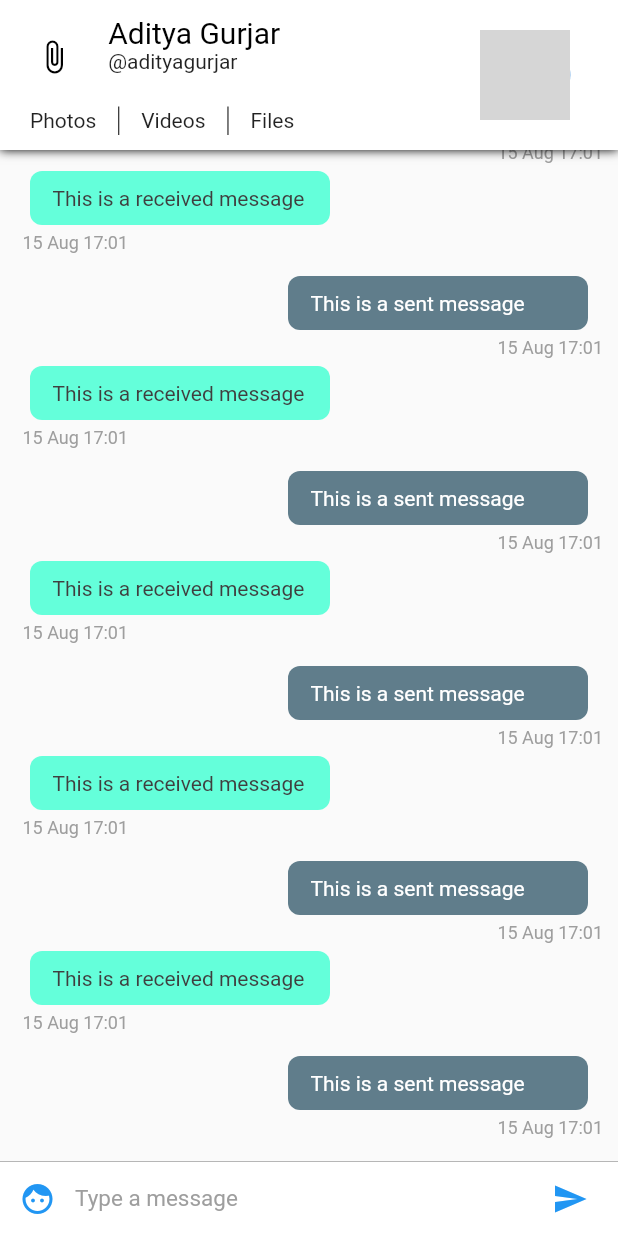
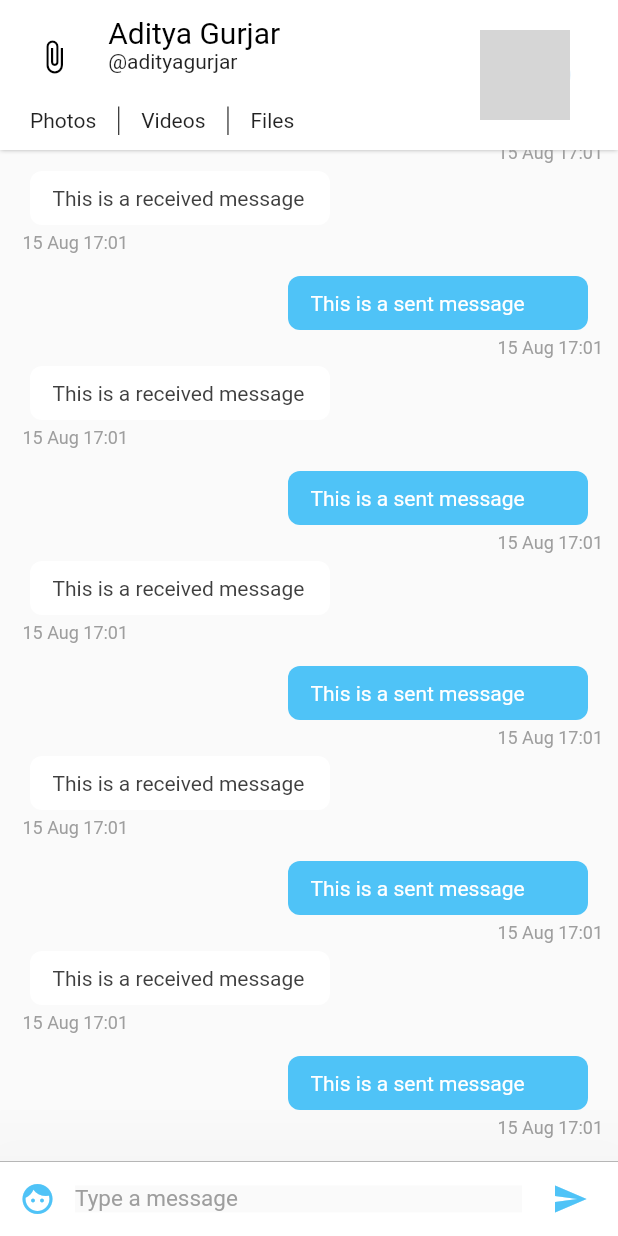
Before and after one commit to nepal12/blabla_old, a Flutter app: the screen it shows after launch, on a phone screen of 412 x 824 dp. Run offline on Flutter 3.47's test engine with Material 2 defaults, Android fonts, the phone set to English and light mode, and no system bars; missing offline and left inert: rubber; grey boxes are pictures that could not be loaded.

Commit message:
update 6 to 7

```diff
--- a/lib/config/Palette.dart
+++ b/lib/config/Palette.dart
@@ -2,14 +2,16 @@ import 'package:flutter/material.dart';
 
 // Color palette for the app
 class Palette{
-  static Color primaryColor = Colors.blue;
+  static Color primaryColor = Colors.white;
+  static Color accentColor =  Color(0xff4fc3f7);
   static Color secondaryColor = Colors.black;
   static Color primaryTextColor = Colors.black;
   static Color secondaryTextColor = Colors.black87;
   static Color primaryBackgroundColor = Colors.white;
-  static Color selfMessageBackgroundColor = Colors.blueGrey;
-  static Color otherMessageBackgroundColor = Colors.tealAccent;
+  static Color selfMessageBackgroundColor = Color(0xff4fc3f7);
+  static Color otherMessageBackgroundColor = Colors.white;
   static Color selfMessageColor = Colors.white;
   static Color otherMessageColor = Color(0xff3f3f3f);
   static Color greyColor = Colors.grey;
+  static Color chatBackgroundColor = Color(0xfffafafa)  ;
 }
--- /dev/null
+++ b/lib/config/Styles.dart
@@ -0,0 +1,20 @@
+import 'package:flutter/material.dart';
+
+import 'Palette.dart';
+
+class Styles{
+  static TextStyle textHeading = TextStyle(
+      color: Palette.primaryTextColor,
+      fontSize: 20); // Text style for the name
+  static TextStyle subHeading = TextStyle(
+      color: Palette.primaryTextColor,
+      fontSize: 14);
+  static TextStyle text = TextStyle(
+      color: Palette.secondaryTextColor);
+  static TextStyle subText = TextStyle(
+      color: Palette.greyColor);
+  static TextStyle date = TextStyle(
+      color: Palette.greyColor,
+      fontSize: 12.0,
+      fontStyle: FontStyle.normal);
+}
--- a/lib/main.dart
+++ b/lib/main.dart
@@ -1,5 +1,6 @@
 import 'package:flutter/material.dart';
-import 'pages/ConversationPageList.dart';
+import 'config/Palette.dart';
+import 'pages/ConversationPageSlide.dart';
 
 void main() => runApp(Blabla());
 
@@ -8,11 +9,11 @@ class Blabla extends StatelessWidget {
   @override
   Widget build(BuildContext context) {
     return MaterialApp(
-      title: 'Blabla',
+      title: 'Blabla..',
       theme: ThemeData(
-        primarySwatch: Colors.blue,
+        primaryColor: Palette.primaryColor,
       ),
-      home: ConversationPageList(),
+      home: ConversationPageSlide(),
     );
   }
 }
--- a/lib/pages/ConversationPage.dart
+++ b/lib/pages/ConversationPage.dart
@@ -1,37 +1,44 @@
-/**
- * Conversation Page
- */
 import 'package:flutter/material.dart';
+import 'package:blabla/config/Palette.dart';
+import 'package:blabla/pages/ConversationBottomSheet.dart';
 import 'package:blabla/widgets/ChatAppBar.dart';
 import 'package:blabla/widgets/ChatListWidget.dart';
 import 'package:blabla/widgets/InputWidget.dart';
 
 class ConversationPage extends StatefulWidget {
-
   @override
   _ConversationPageState createState() => _ConversationPageState();
+
   const ConversationPage();
 }
 
 class _ConversationPageState extends State<ConversationPage> {
+  final GlobalKey<ScaffoldState> _scaffoldKey = new GlobalKey<ScaffoldState>();
 
   @override
   Widget build(BuildContext context) {
     return SafeArea(
         child: Scaffold(
+            key: _scaffoldKey,
             appBar: ChatAppBar(), // Custom app bar for chat screen
-            body: Stack(children: <Widget>[
-              Column(
-                children: <Widget>[
-                  ChatListWidget(),
-                  InputWidget()
-                ],
-              ),
-            ]
-            )
-        )
-    );
+            body: Container(
+                color: Palette.chatBackgroundColor,
+                child:Stack(children: <Widget>[
+                  Column(
+                    children: <Widget>[
+                      ChatListWidget(),
+                      GestureDetector(
+                          child: InputWidget(),
+                          onPanUpdate: (details) {
+                            if (details.delta.dy <0) {
+                              _scaffoldKey.currentState
+                                  .showBottomSheet<Null>((BuildContext context) {
+                                return ConversationBottomSheet();
+                              });
+                            }
+                          })
+                    ],
+                  ),
+                ]))));
   }
-
-
 }
--- /dev/null
+++ b/lib/pages/ConversationPageSlide.dart
@@ -0,0 +1,37 @@
+
+import 'package:flutter/material.dart';
+import 'package:rubber/rubber.dart';
+import 'ConversationPage.dart';
+
+class ConversationPageSlide extends StatefulWidget {
+
+  @override
+  _ConversationPageSlideState createState() => _ConversationPageSlideState();
+
+  const ConversationPageSlide();
+}
+
+class _ConversationPageSlideState extends State<ConversationPageSlide> with SingleTickerProviderStateMixin {
+  var controller;
+
+  @override
+  void initState() {
+    controller = RubberAnimationController(
+      vsync: this,
+    );
+    super.initState();
+  }
+
+  @override
+  Widget build(BuildContext context) {
+
+    return PageView(
+      children: <Widget>[
+        ConversationPage(),
+        ConversationPage(),
+        ConversationPage()
+      ],
+    );
+
+  }
+}
--- a/lib/widgets/ChatAppBar.dart
+++ b/lib/widgets/ChatAppBar.dart
@@ -1,9 +1,7 @@
-/**
- * Chatapp bar
- */
 import 'package:flutter/material.dart';
 import 'package:blabla/config/Assets.dart';
 import 'package:blabla/config/Palette.dart';
+import 'package:blabla/config/Styles.dart';
 
 class ChatAppBar extends StatelessWidget implements PreferredSizeWidget {
   final double height = 100;
@@ -12,19 +10,16 @@ class ChatAppBar extends StatelessWidget implements PreferredSizeWidget {
 
   @override
   Widget build(BuildContext context) {
-    var textHeading = TextStyle(
-        color: Palette.primaryTextColor,
-        fontSize: 20); // Text style for the name
-    var textStyle = TextStyle(
-        color: Palette.secondaryTextColor); // Text style for everything else
+// Text style for everything else
 
     return Material(
         child: Container(
             decoration: new BoxDecoration(boxShadow: [
               //adds a shadow to the appbar
               new BoxShadow(
-                color: Colors.black,
-                blurRadius: 5.0,
+                  color: Colors.grey,
+                  blurRadius: 2.0,
+                  spreadRadius: 0.1
               )
             ]),
             child: Container(
@@ -64,9 +59,9 @@ class ChatAppBar extends StatelessWidget implements PreferredSizeWidget {
                                                     mainAxisSize: MainAxisSize.min,
                                                     children: <Widget>[
                                                       Text('Aditya Gurjar',
-                                                          style: textHeading),
+                                                          style: Styles.textHeading),
                                                       Text('@adityagurjar',
-                                                          style: textStyle)
+                                                          style: Styles.text)
                                                     ],
                                                   ))),
                                         ],
@@ -83,7 +78,7 @@ class ChatAppBar extends StatelessWidget implements PreferredSizeWidget {
                                         children: <Widget>[
                                           Text(
                                             'Photos',
-                                            style: textStyle,
+                                            style: Styles.text,
                                           ),
                                           VerticalDivider(
                                             width: 30,
@@ -91,13 +86,13 @@ class ChatAppBar extends StatelessWidget implements PreferredSizeWidget {
                                           ),
                                           Text(
                                             'Videos',
-                                            style: textStyle,
+                                            style: Styles.text,
                                           ),
                                           VerticalDivider(
                                             width: 30,
                                             color: Palette.primaryTextColor,
                                           ),
-                                          Text('Files', style: textStyle)
+                                          Text('Files', style: Styles.text)
                                         ],
                                       ))),
                             ],
--- a/lib/widgets/ChatItemWidget.dart
+++ b/lib/widgets/ChatItemWidget.dart
@@ -1,6 +1,7 @@
 import 'package:flutter/material.dart';
 import 'package:blabla/config/Palette.dart';
 import 'package:intl/intl.dart';
+import 'package:blabla/config/Styles.dart';
 
 class ChatItemWidget extends StatelessWidget{
   final int index;
@@ -39,10 +40,7 @@ class ChatItemWidget extends StatelessWidget{
                     child: Text(
                       DateFormat('dd MMM kk:mm')
                           .format(DateTime.fromMillisecondsSinceEpoch(1565888474278)),
-                      style: TextStyle(
-                          color: Palette.greyColor,
-                          fontSize: 12.0,
-                          fontStyle: FontStyle.normal),
+                      style: Styles.date,
                     ),
                     margin: EdgeInsets.only(left: 5.0, top: 5.0, bottom: 5.0),
                   )])
@@ -72,10 +70,7 @@ class ChatItemWidget extends StatelessWidget{
               child: Text(
                 DateFormat('dd MMM kk:mm')
                     .format(DateTime.fromMillisecondsSinceEpoch(1565888474278)),
-                style: TextStyle(
-                    color: Palette.greyColor,
-                    fontSize: 12.0,
-                    fontStyle: FontStyle.normal),
+                style: Styles.date,
               ),
               margin: EdgeInsets.only(left: 5.0, top: 5.0, bottom: 5.0),
             )
--- a/lib/widgets/InputWidget.dart
+++ b/lib/widgets/InputWidget.dart
@@ -1,16 +1,17 @@
 import 'package:flutter/material.dart';
 import 'package:blabla/config/Palette.dart';
+import 'package:blabla/pages/ConversationBottomSheet.dart';
 
 class InputWidget extends StatelessWidget {
-
   final TextEditingController textEditingController = TextEditingController();
-
 
   InputWidget();
 
   @override
   Widget build(BuildContext context) {
-    return Container(
+    return Material(
+        elevation: 60.0,
+        child: Container(
           child: Row(
             children: <Widget>[
               Material(
@@ -18,8 +19,20 @@ class InputWidget extends StatelessWidget {
                   margin: new EdgeInsets.symmetric(horizontal: 1.0),
                   child: new IconButton(
                     icon: new Icon(Icons.face),
-                color: Palette.primaryColor,
-                onPressed: ()=>{},
+                    color: Palette.accentColor,
+                    onPressed: () => {
+                      showModalBottomSheet(
+                          context: context,
+                          builder: (BuildContext bc) {
+                            return Container(
+                              child: new Wrap(
+                                children: <Widget>[
+                                  ConversationBottomSheet()
+                                ],
+                              ),
+                            );
+                          })
+                    },
                   ),
                 ),
                 color: Colors.white,
@@ -27,16 +40,18 @@ class InputWidget extends StatelessWidget {
 
               // Text input
               Flexible(
+                child: Material(
                     child: Container(
                       child: TextField(
-                style: TextStyle(color: Palette.primaryTextColor, fontSize: 15.0),
+                        style:
+                        TextStyle(color: Palette.primaryTextColor, fontSize: 15.0),
                         controller: textEditingController,
                         decoration: InputDecoration.collapsed(
                           hintText: 'Type a message',
                           hintStyle: TextStyle(color: Palette.greyColor),
                         ),
                       ),
-            ),
+                    )),
               ),
 
               // Send Message Button
@@ -46,7 +61,7 @@ class InputWidget extends StatelessWidget {
                   child: new IconButton(
                     icon: new Icon(Icons.send),
                     onPressed: () => {},
-                color: Palette.primaryColor,
+                    color: Palette.accentColor,
                   ),
                 ),
                 color: Colors.white,
@@ -59,6 +74,6 @@ class InputWidget extends StatelessWidget {
               border: new Border(
                   top: new BorderSide(color: Palette.greyColor, width: 0.5)),
               color: Colors.white),
-    );
+        ));
   }
 }
--- a/pubspec.yaml
+++ b/pubspec.yaml
@@ -14,12 +14,13 @@ description: BlaBla chat
 version: 1.0.0+1
 
 environment:
-  sdk: ">=2.1.0 <3.0.0"
+  sdk: ">=2.2.0 <3.0.0"
 
 dependencies:
   flutter:
     sdk: flutter
   intl: ^0.15.8
+  rubber: ^0.3.2
 
   # The following adds the Cupertino Icons font to your application.
   # Use with the CupertinoIcons class for iOS style icons.
```
Also changed, not shown: lib/pages/ConversationBottomSheet.dart (added, +43 -0 lines), lib/widgets/ChatRowWidget.dart (added, +57 -0 lines), lib/widgets/NavigationPillWidget.dart (added, +30 -0 lines), pubspec.lock, 4 other files. Lines whose indentation alone changed are shown as unchanged.
